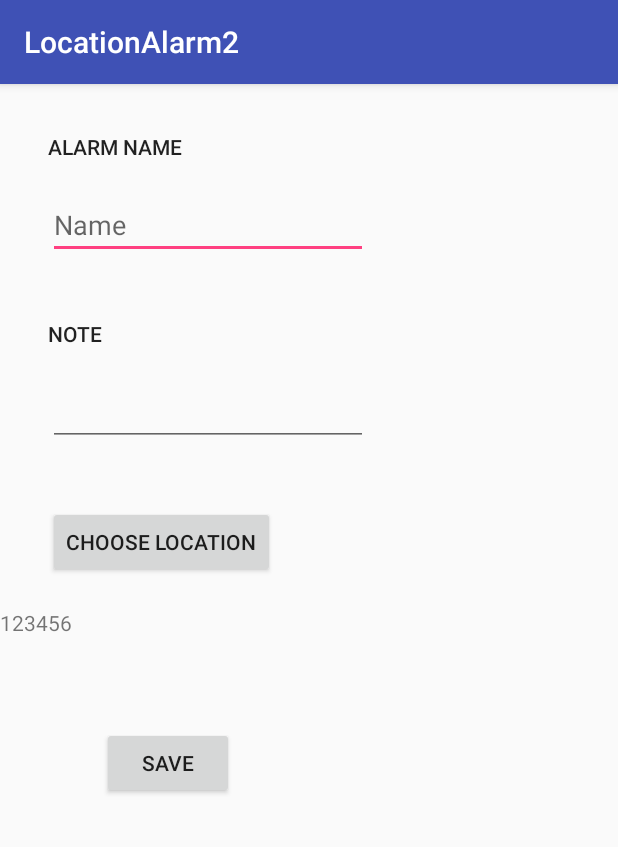
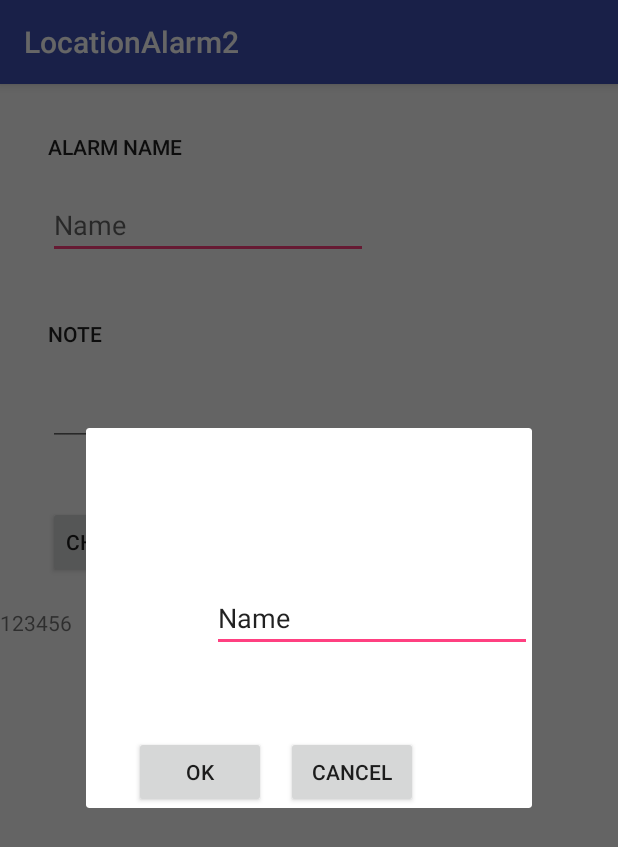
Before and after one commit to mesh3l-966/LocationAlarm2, an Android app: the AddAlarm screen opened directly, with no data from a screen before it, after a tap on "CHOOSE LOCATION", on a phone screen of 412 x 824 dp. Shown: the top 847 px of the screen. Run offline under Robolectric (Android 15) with nearby library versions, the phone set to English and light mode, and no system bars.

Commit message:
fead back2

```diff
--- a/app/src/main/AndroidManifest.xml
+++ b/app/src/main/AndroidManifest.xml
@@ -16,7 +16,8 @@
                 <category android:name="android.intent.category.LAUNCHER" />
             </intent-filter>
         </activity>
-        <activity android:name=".AddAlarm"></activity>
+        <activity android:name=".AddAlarm" />
+        <activity android:name=".dialogMap"></activity>
     </application>
 
 </manifest>
--- a/app/src/main/java/com/example/asus_pc/locationalarm2/AddAlarm.java
+++ b/app/src/main/java/com/example/asus_pc/locationalarm2/AddAlarm.java
@@ -3,15 +3,19 @@ package com.example.asus_pc.locationalarm2;
 import android.content.Intent;
 import android.database.Cursor;
 import android.database.sqlite.SQLiteDatabase;
+import android.support.v4.app.FragmentManager;
 import android.support.v7.app.AppCompatActivity;
 import android.os.Bundle;
+import android.util.Log;
 import android.view.View;
 import android.widget.Button;
 import android.widget.EditText;
 import android.widget.TextView;
 import android.widget.Toast;
 
-public class AddAlarm extends AppCompatActivity {
+import java.util.Date;
+
+public class AddAlarm extends AppCompatActivity implements dialogMap.ifaceTest {
 
     @Override
     protected void onCreate(Bundle savedInstanceState) {
@@ -19,23 +23,25 @@ public class AddAlarm extends AppCompatActivity {
         setContentView(R.layout.activity_add_alarm);
 
 
-        final EditText name = (EditText)findViewById(R.id.namein);
-        EditText note = (EditText)findViewById(R.id.notein);
+         final EditText name = (EditText)findViewById(R.id.namein);
+      final  EditText note = (EditText)findViewById(R.id.notein);
         final Button vmap = (Button)findViewById(R.id.map);
-        TextView loc = (TextView) findViewById(R.id.address);
+      final   TextView loc = (TextView) findViewById(R.id.address);
 
 
 
-        final String sname = name.getText().toString();
-        final String snote = note.getText().toString();
-        final String sloc = loc.getText().toString();
+
 
 
         vmap.setOnClickListener(new View.OnClickListener() {
             @Override
             public void onClick(View v) {
-               // Intent intent = new Intent(AddAlarm.this,forMap.class);
-                //startActivity(intent);
+                FragmentManager fm =  getSupportFragmentManager();
+                dialogMap d1 = new dialogMap();
+
+
+                d1.show(fm,"d");
+
             }
         });
 
@@ -48,19 +54,24 @@ public class AddAlarm extends AppCompatActivity {
                    dbhelper db =new dbhelper(v.getContext());
                   SQLiteDatabase sql = db.getWritableDatabase();
 
-              // db.deleteRow(3);
+               // Log.d("myTag1",  name.getText().toString()+"--"+note.getText()+"--"+loc.getText());
+
+              //db.deleteRow(1);
+               // db.deleteRow(2);
+               // db.deleteRow(3);
+               // db.deleteRow(4);
+              //  db.deleteRow(5);
+
+                String stmt1="select max(alarm_id) from alarmloc";
+                Cursor c =sql.rawQuery(stmt1,null);
+                c.moveToFirst();
+
+               db.insertRow( (c.getInt(0)+1),loc.getText().toString(),name.getText().toString(),note.getText().toString());
+               db.getAllrec();
 
 
-                db.insertRow(3,7,"jk","ddjjjjj");
-                db.getAllrec();
 
 
-               // String stmt1="select alarm_id from alarmloc";
-
-                //Cursor c =sql.rawQuery(stmt1,null);
-              //  c.moveToFirst();
-
-                //name.setText(c.getInt(2)+"");
 
 
 
@@ -76,4 +87,15 @@ public class AddAlarm extends AppCompatActivity {
         //clcit 3
 
     }
+
+
+    public   void select_loc (String x){
+
+        TextView txt1= (TextView) findViewById(R.id.address);
+        txt1.setText(x.toString());
+
+
+    }
+
+
 }
--- /dev/null
+++ b/app/src/main/java/com/example/asus_pc/locationalarm2/dialogMap.java
@@ -0,0 +1,83 @@
+package com.example.asus_pc.locationalarm2;
+
+import android.app.Activity;
+import android.support.v4.app.DialogFragment;
+import android.support.v7.app.AppCompatActivity;
+import android.os.Bundle;
+import android.view.LayoutInflater;
+import android.view.View;
+import android.view.ViewGroup;
+import android.widget.Button;
+import android.widget.DatePicker;
+import android.widget.EditText;
+
+import java.util.Calendar;
+import java.util.Date;
+import java.util.GregorianCalendar;
+
+public class dialogMap extends DialogFragment {
+    public static interface ifaceTest {
+        public abstract void select_loc (String x);
+    }
+
+    private ifaceTest mlsnr;
+
+    public void onAttach(Activity AddAlarm){
+        super.onAttach(AddAlarm);
+        try {
+            this.mlsnr=(ifaceTest)AddAlarm;
+
+        }catch (final ClassCastException e){
+            throw new ClassCastException(AddAlarm.toString() +"dddd");
+
+        }
+
+    }
+
+    public View onCreateView(LayoutInflater inflater, ViewGroup container,
+                             Bundle savedInstanceState) {
+        // Inflate the layout for this fragment
+
+        View rv =inflater.inflate(R.layout.activity_dialog_map, container, false);
+
+
+
+        Button x = (Button) rv.findViewById(R.id.btn_cancel);
+        Button o = (Button) rv.findViewById(R.id.btn_ok);
+        // final DatePicker dp = (DatePicker) rv.findViewById(R.id.datePicker);
+
+        x.setOnClickListener(new View.OnClickListener() {
+            @Override
+            public void onClick(View v) {
+                getDialog().dismiss();
+            }
+        });
+
+
+
+        o.setOnClickListener(new View.OnClickListener() {
+            @Override
+            public void onClick(View v) {
+                act();
+
+            }
+        });
+
+        return rv;
+    }
+
+
+    public void act (){
+
+
+        EditText et= (EditText) this.getView().findViewById(R.id.edt_txt);
+
+
+
+
+        this.mlsnr.select_loc(et.getText().toString());
+
+        getDialog().dismiss();
+
+    }
+}
--- /dev/null
+++ b/app/src/main/res/layout/activity_dialog_map.xml
@@ -0,0 +1,40 @@
+<?xml version="1.0" encoding="utf-8"?>
+<android.support.constraint.ConstraintLayout xmlns:android="http://schemas.android.com/apk/res/android"
+    xmlns:app="http://schemas.android.com/apk/res-auto"
+    xmlns:tools="http://schemas.android.com/tools"
+    android:layout_width="match_parent"
+    android:layout_height="match_parent"
+    tools:context="com.example.asus_pc.locationalarm2.dialogMap">
+
+    <Button
+        android:id="@+id/btn_ok"
+        android:layout_width="wrap_content"
+        android:layout_height="wrap_content"
+        android:layout_marginStart="32dp"
+        android:layout_marginTop="56dp"
+        android:text="ok"
+        app:layout_constraintStart_toStartOf="parent"
+        app:layout_constraintTop_toBottomOf="@+id/edt_txt" />
+
+    <Button
+        android:id="@+id/btn_cancel"
+        android:layout_width="wrap_content"
+        android:layout_height="wrap_content"
+        android:layout_marginEnd="76dp"
+        android:layout_marginTop="56dp"
+        android:text="cancel"
+        app:layout_constraintEnd_toEndOf="parent"
+        app:layout_constraintTop_toBottomOf="@+id/edt_txt" />
+
+    <EditText
+        android:id="@+id/edt_txt"
+        android:layout_width="wrap_content"
+        android:layout_height="wrap_content"
+        android:layout_marginStart="84dp"
+        android:layout_marginTop="104dp"
+        android:ems="10"
+        android:inputType="textPersonName"
+        android:text="Name"
+        app:layout_constraintStart_toStartOf="parent"
+        app:layout_constraintTop_toTopOf="parent" />
+</android.support.constraint.ConstraintLayout>
```
Also changed, not shown: app/src/main/java/com/example/asus_pc/locationalarm2/MainActivity.java (+19 -4 lines), app/src/main/java/com/example/asus_pc/locationalarm2/dbhelper.java (+4 -4 lines), app/src/main/res/layout/activity_main.xml (+26 -4 lines).
